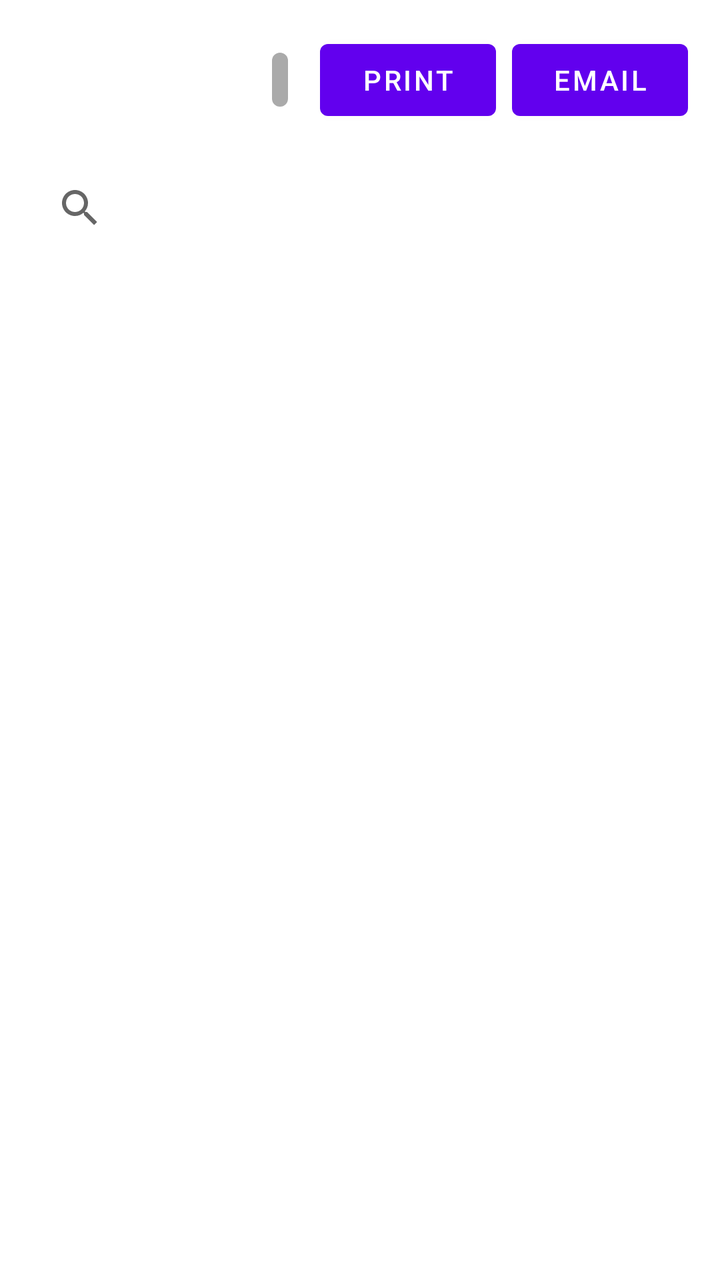
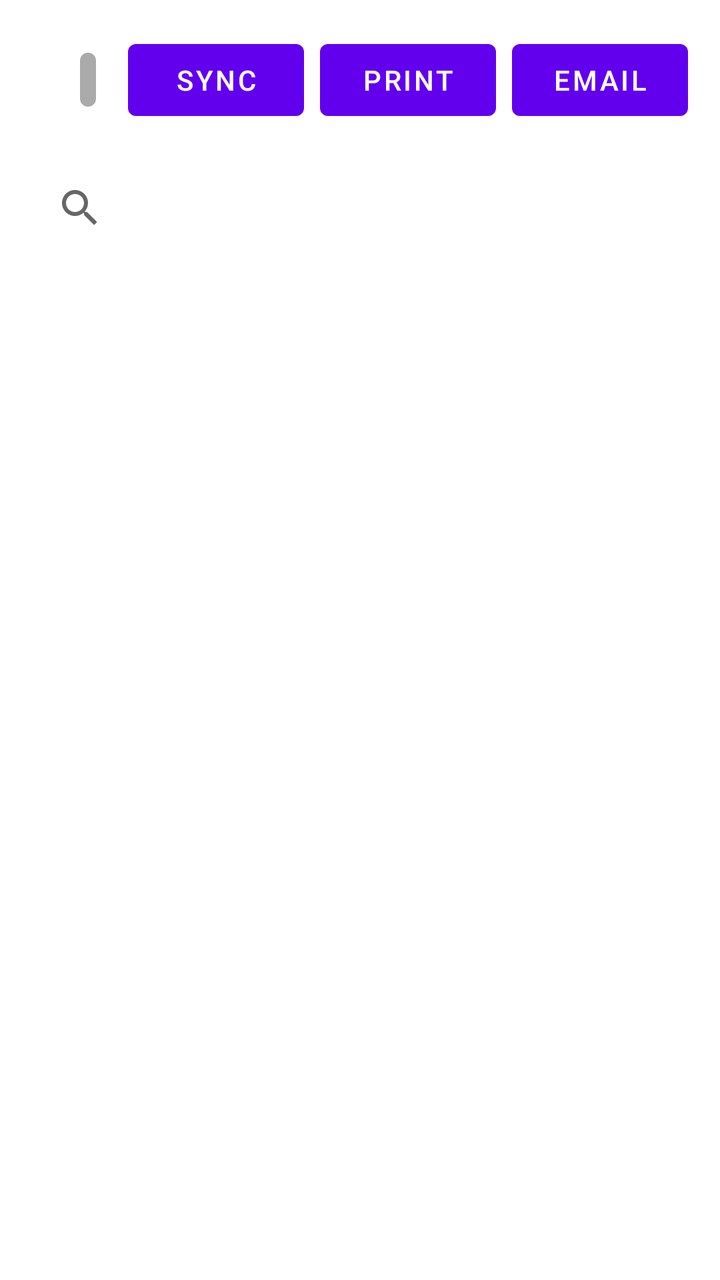

Before-and-after screenshots of an Android layout around one commit, followed by the original layout XML and the change that was made.
<!-- AndroidManifest.xml: application theme Theme.ExpressCheckin -->
<!-- res/layout/fragment_attendance.xml -->
<?xml version="1.0" encoding="utf-8"?>
<LinearLayout xmlns:android="http://schemas.android.com/apk/res/android"
    android:layout_width="match_parent"
    android:layout_height="match_parent"
    android:orientation="vertical"
    android:padding="16dp">

    <LinearLayout
        android:layout_width="match_parent"
        android:layout_height="wrap_content"
        android:orientation="horizontal"
        android:gravity="end"
        android:paddingBottom="16dp">

        <TextView
            android:id="@+id/attendeesBadge"
            android:layout_width="wrap_content"
            android:layout_height="wrap_content"
            android:background="@drawable/badge_background"
            android:padding="4dp"
            android:textColor="@android:color/white"
            android:textSize="14sp"
            android:textStyle="bold"
            android:layout_marginEnd="16dp"/>

        <Button
            android:id="@+id/printButton"
            android:layout_width="wrap_content"
            android:layout_height="wrap_content"
            android:text="Print"
            android:layout_marginEnd="8dp"/>

        <Button
            android:id="@+id/emailButton"
            android:layout_width="wrap_content"
            android:layout_height="wrap_content"
            android:text="Email"/>
    </LinearLayout>

    <SearchView
        android:id="@+id/searchView"
        android:layout_width="match_parent"
        android:layout_height="wrap_content"
        android:queryHint="Search persons" />

    <androidx.recyclerview.widget.RecyclerView
        android:id="@+id/recyclerView"
        android:layout_width="match_parent"
        android:layout_height="match_parent"
        android:layout_marginTop="8dp" />
</LinearLayout>
<!-- resources referenced by this layout -->
<resources>
  <!-- drawable badge_background (drawable) -->
  <shape xmlns:android="http://schemas.android.com/apk/res/android">
      <solid android:color="@android:color/darker_gray"/>
      <corners android:radius="8dp"/>
  </shape>
  <style name="Theme.ExpressCheckin" parent="Theme.MaterialComponents.DayNight.DarkActionBar">
          
          <item name="colorPrimary">@color/purple_500</item>
          <item name="colorPrimaryVariant">@color/purple_700</item>
          <item name="colorOnPrimary">@color/white</item>
          
          <item name="colorSecondary">@color/teal_200</item>
          <item name="colorSecondaryVariant">@color/teal_700</item>
          <item name="colorOnSecondary">@color/black</item>
          
          <item name="android:statusBarColor">?attr/colorPrimaryVariant</item>
          
      </style>
  <color name="purple_500">#FF6200EE</color>
  <color name="purple_700">#FF3700B3</color>
  <color name="white">#FFFFFFFF</color>
  <color name="teal_200">#FF03DAC5</color>
  <color name="teal_700">#FF018786</color>
  <color name="black">#FF000000</color>
</resources>

<!-- the commit's change to res/layout/fragment_attendance.xml (unified diff, before → after) -->
@@ -22,6 +22,13 @@
             android:textSize="14sp"
             android:textStyle="bold"
             android:layout_marginEnd="16dp"/>
+
+        <Button
+            android:id="@+id/syncButton"
+            android:layout_width="wrap_content"
+            android:layout_height="wrap_content"
+            android:text="Sync"
+            android:layout_marginEnd="8dp"/>
 
         <Button
             android:id="@+id/printButton"
